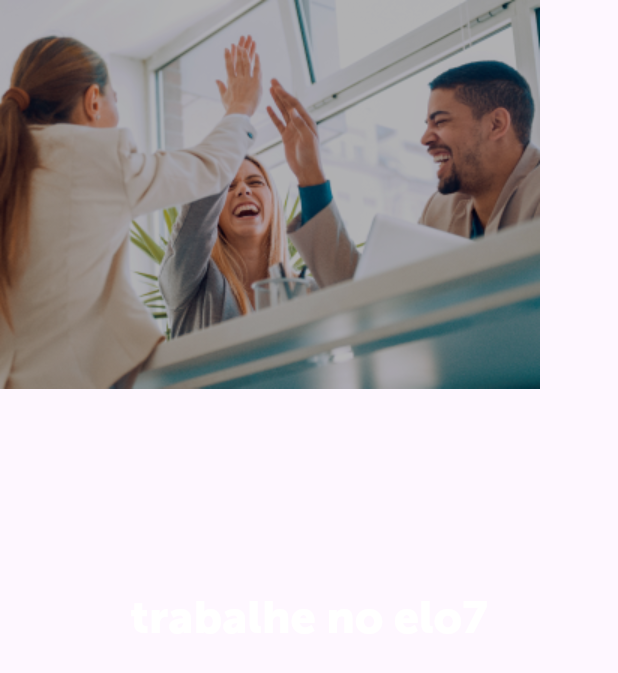
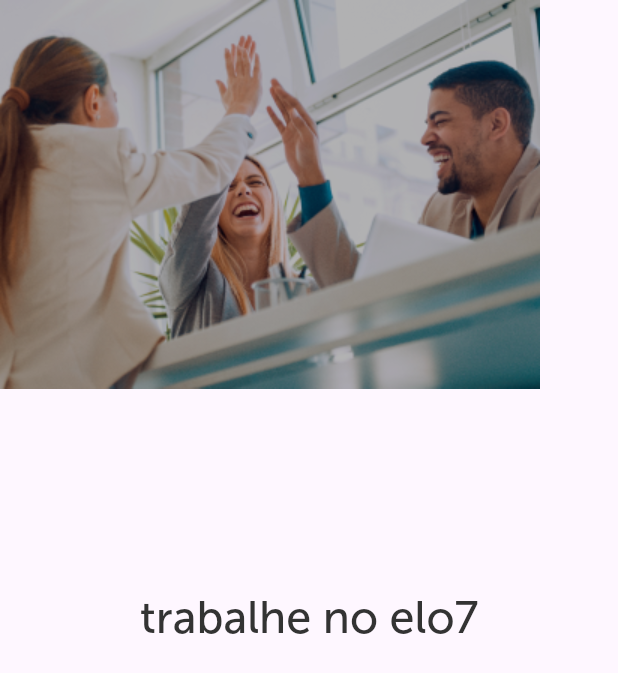
Before and after one commit to GustavoEliseu/flutter_elo7, a Flutter app: the ImageWithTextWidget widget shown alone on an empty page, opened directly, on a phone screen of 412 x 824 dp. Shown: the top 673 px of the screen. Run offline on Flutter 3.47's test engine with Material 3 defaults, Android fonts, the phone set to English and light mode, and no system bars; our stand-ins replace equatable.

Commit message:
adds Customizable text style for museo font CustomTextStyle.dart

```diff
--- a/lib/constants/dimens.dart
+++ b/lib/constants/dimens.dart
@@ -12,6 +12,7 @@ class ProjectSizes {
 
 //Optei por definir o tamanho fixo e não para garantir que os textos ficariam no mesmo formato do figma.
   static const double screenWidth = 328;
+  static const double circleImageSize = 200;
   static const double largePadding = 40;
   static const double mediumPadding = 32;
   static const double smallPadding = 24;
--- /dev/null
+++ b/lib/constants/text_style.dart
@@ -0,0 +1,17 @@
+import 'dart:ui';
+
+import 'package:flutter/material.dart';
+import 'package:flutter_elo7/constants/dimens.dart';
+import 'package:flutter_elo7/constants/ui_color.dart';
+
+class CustomTextStyle {
+  static TextStyle? museo(BuildContext context,
+      [double? fontSize, FontWeight? weight, Color? color]) {
+    return Theme.of(context).textTheme.titleLarge?.copyWith(
+          fontSize: fontSize ?? FontSizes.bodySmall,
+          fontFamily: 'Museo Sans',
+          fontWeight: FontWeight.w400,
+          color: UIColor.textBlack,
+        );
+  }
+}
--- a/lib/widgets/image_with_text.dart
+++ b/lib/widgets/image_with_text.dart
@@ -1,5 +1,6 @@
 import 'package:flutter/material.dart';
 import 'package:flutter_elo7/constants/dimens.dart';
+import 'package:flutter_elo7/constants/text_style.dart';
 import 'package:flutter_elo7/constants/ui_color.dart';
 
 class ImageWithTextWidget extends StatelessWidget {
@@ -15,12 +16,8 @@ class ImageWithTextWidget extends StatelessWidget {
       Center(
           child: Text(
         imageText,
-        style: Theme.of(context).textTheme.titleLarge?.copyWith(
-              fontSize: FontSizes.title,
-              fontFamily: 'Museo Sans',
-              fontWeight: FontWeight.w700,
-              color: UIColor.white,
-            ),
+        style: CustomTextStyle.museo(
+            context, FontSizes.title, FontWeight.w700, UIColor.white),
         overflow: TextOverflow.clip,
         maxLines: 1,
       )),
```
Also changed, not shown: lib/main.dart (+8 -3 lines), lib/screens/our_team_screen.dart (renamed from lib/screens/our_team.dart, +4 -8 lines), lib/screens/results_screen.dart (added, +37 -0 lines), lib/screens/seller_word_screen.dart (renamed from lib/screens/seller_word.dart, +8 -19 lines), lib/screens/work_with_us_screen.dart (renamed from lib/screens/work_with_us.dart, +5 -12 lines), lib/widgets/circle_image.dart (added, +16 -0 lines), lib/widgets/rounded_corners_image.dart (renamed from lib/widgets/rounded_image.dart).
